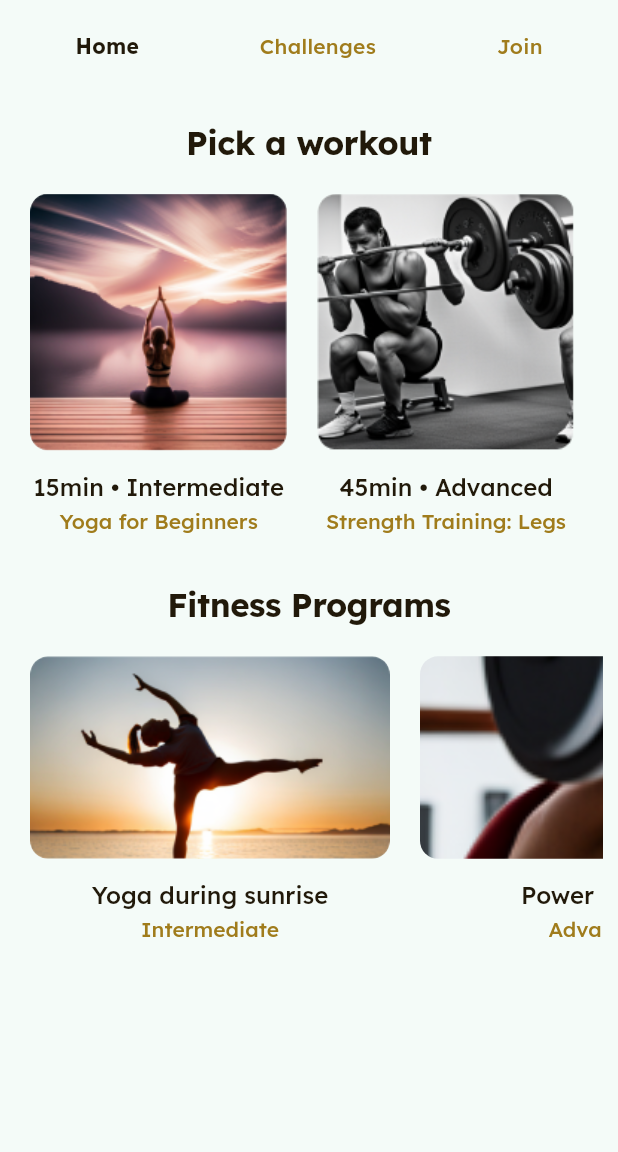
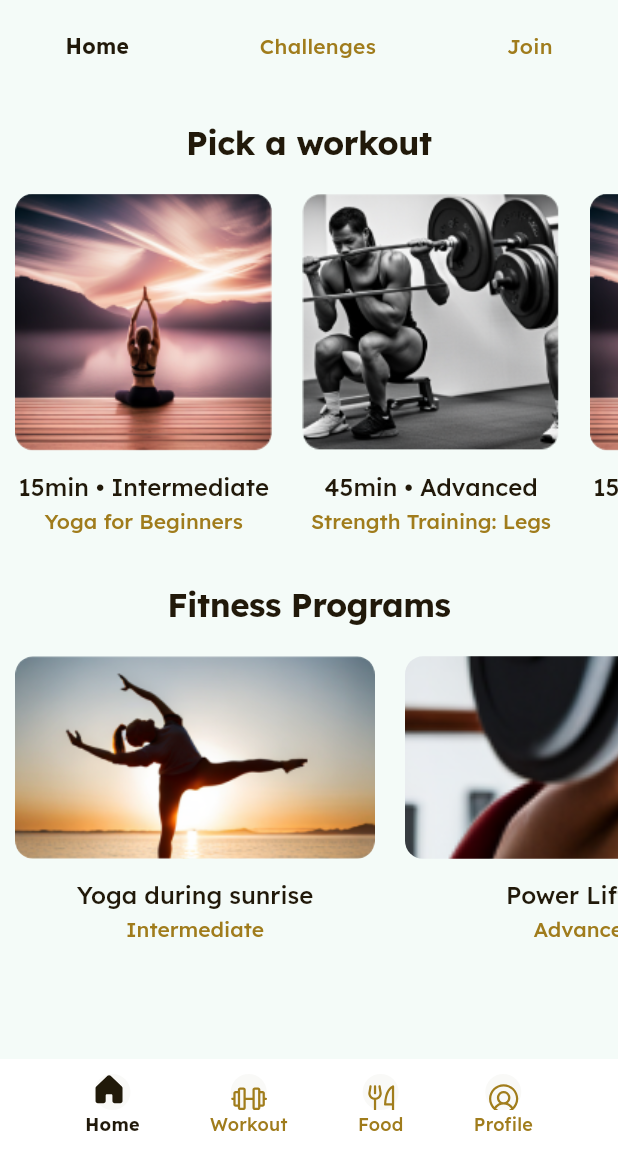
Before and after one commit to BhagatHarsh/Fit-Fuel, a Flutter app: the screen it shows after launch, after a tap on "Home", on a phone screen of 412 x 824 dp, the part 84-1236 px from its top. Run offline on Flutter 3.47's test engine with Material 3 defaults, Android fonts, the phone set to English and light mode, and no system bars; our stand-ins replace flutter_svg.

Commit message:
add Navbar & Footer

```diff
--- a/lib/components/Card.dart
+++ b/lib/components/card.dart
@@ -1,3 +1,4 @@
+import 'package:fitfuel/components/responsive.dart';
 import 'package:flutter/material.dart';
 
 class photoCard extends StatefulWidget {
@@ -66,6 +67,7 @@ class _photoCardState extends State<photoCard> {
                             Text(
                               widget.text, // Use widget.text to get dynamic text
                               textAlign: TextAlign.left,
+                              textScaleFactor: ScaleSize.textScaleFactor(context),
                               style: const TextStyle(
                                 color: Color.fromRGBO(33, 25, 10, 1),
                                 fontFamily: 'LexendMedium',
@@ -88,6 +90,7 @@ class _photoCardState extends State<photoCard> {
                             Text(
                               widget.textunder,
                               textAlign: TextAlign.left,
+                              textScaleFactor: ScaleSize.textScaleFactor(context),
                               style: const TextStyle(
                                 color: Color.fromRGBO(160, 124, 28, 1),
                                 fontFamily: 'LexendMedium',
--- /dev/null
+++ b/lib/components/footer/footer.dart
@@ -0,0 +1,89 @@
+import 'package:fitfuel/components/footer/icons.dart';
+import 'package:flutter/material.dart';
+
+class FooterWidget extends StatefulWidget {
+  const FooterWidget({super.key});
+
+  @override
+  _FooterWidgetState createState() => _FooterWidgetState();
+}
+
+class _FooterWidgetState extends State<FooterWidget> {
+  int selected = 1;
+
+  @override
+  Widget build(BuildContext context) {
+    return Container(
+      color: Colors.white,
+      padding: const EdgeInsets.all(10.0), // Add padding here
+      child: Row(
+        mainAxisAlignment: MainAxisAlignment.spaceEvenly,
+        children: [
+          const SizedBox(
+            width: 20,
+          ),
+          GestureDetector(
+            onTap: () {
+              selected = 1;
+              setState(() {});
+            },
+            child: IconContainer(
+              key: const Key("1"),
+              iconName: 'Home',
+              iconPath: 'assets/images/home.svg',
+              selected: selected == 1,
+            ),
+          ),
+          const SizedBox(
+            width: 20,
+          ),
+          GestureDetector(
+            onTap: () {
+              selected = 2;
+              setState(() {});
+            },
+            child: IconContainer(
+              key: const Key("2"),
+              iconName: 'Workout',
+              iconPath: 'assets/images/workout.svg',
+              selected: selected == 2,
+            ),
+          ),
+          const SizedBox(
+            width: 20,
+          ),
+          GestureDetector(
+            onTap: () {
+              selected = 3;
+              setState(() {});
+            },
+            child: IconContainer(
+              key: const Key("3"),
+              iconName: 'Food',
+              iconPath: 'assets/images/food.svg',
+              selected: selected == 3,
+            ),
+          ),
+          const SizedBox(
+            width: 20,
+          ),
+          GestureDetector(
+            onTap: () {
+              selected = 4;
+              setState(() {});
+            },
+            child: IconContainer(
+              key: const Key("4"),
+              iconName: 'Profile',
+              iconPath: 'assets/images/profile.svg',
+              selected: selected == 4,
+            ),
+          ),
+          const SizedBox(
+            width: 20,
+          ),
+        ],
+      ),
+    );
+  }
+}
--- /dev/null
+++ b/lib/components/footer/icons.dart
@@ -0,0 +1,126 @@
+import 'package:fitfuel/components/responsive.dart';
+import 'package:flutter/material.dart';
+import 'package:flutter_svg/svg.dart';
+
+class IconContainer extends StatefulWidget {
+  final String iconPath;
+  final String iconName;
+  final bool selected;
+  const IconContainer(
+      {required Key key,
+      required this.iconPath,
+      required this.iconName,
+      required this.selected})
+      : super(key: key);
+
+  @override
+  State<IconContainer> createState() => _IconContainerState();
+}
+
+class _IconContainerState extends State<IconContainer> {
+  Color selectedColor = const Color.fromRGBO(33, 25, 10, 1);
+  Color unSelectedColor = const Color.fromRGBO(160, 124, 28, 1);
+
+  @override
+  Widget build(BuildContext context) {
+    return Container(
+      decoration: const BoxDecoration(),
+      padding: const EdgeInsets.symmetric(horizontal: 0, vertical: 0),
+      child: Column(
+        mainAxisSize: MainAxisSize.min,
+        crossAxisAlignment: CrossAxisAlignment.center,
+        mainAxisAlignment: MainAxisAlignment.center,
+        children: <Widget>[
+          Container(
+            decoration: const BoxDecoration(
+              borderRadius: BorderRadius.only(
+                topLeft: Radius.circular(16),
+                topRight: Radius.circular(16),
+                bottomLeft: Radius.circular(16),
+                bottomRight: Radius.circular(16),
+              ),
+              color: Color.fromRGBO(249, 249, 247, 1),
+            ),
+            padding: const EdgeInsets.symmetric(horizontal: 0, vertical: 0),
+            child: Center(
+              child: Row(
+                mainAxisSize: MainAxisSize.min,
+                children: <Widget>[
+                  Container(
+                    padding:
+                        const EdgeInsets.symmetric(horizontal: 0, vertical: 0),
+                    child: Column(
+                      mainAxisSize: MainAxisSize.min,
+                      children: <Widget>[
+                        SizedBox(
+                            width: 24,
+                            height: 24,
+                            child: Stack(children: <Widget>[
+                              Positioned(
+                                top: 0,
+                                left: 0,
+                                child: SvgPicture.asset(
+                                  widget.iconPath,
+                                  semanticsLabel: widget.iconName,
+                                ),
+                              ),
+                              Positioned(
+                                  top: 0,
+                                  left: 0,
+                                  child: Container(
+                                    decoration: const BoxDecoration(),
+                                    padding: const EdgeInsets.symmetric(
+                                        horizontal: 0, vertical: 0),
+                                    child: const Column(
+                                      mainAxisSize: MainAxisSize.min,
+                                      children: <Widget>[],
+                                    ),
+                                  )),
+                            ])),
+                      ],
+                    ),
+                  ),
+                ],
+              ),
+            ),
+          ),
+          Center(
+            child: Container(
+              decoration: const BoxDecoration(),
+              padding: const EdgeInsets.symmetric(horizontal: 0, vertical: 0),
+              child: Column(
+                mainAxisSize: MainAxisSize.min,
+                children: <Widget>[
+                  Container(
+                    decoration: const BoxDecoration(),
+                    padding:
+                        const EdgeInsets.symmetric(horizontal: 0, vertical: 0),
+                    child: Column(
+                      mainAxisSize: MainAxisSize.min,
+                      children: <Widget>[
+                        Text(
+                          widget.iconName,
+                          textAlign: TextAlign.center,
+                          textScaleFactor: ScaleSize.textScaleFactor(context),
+                          style: TextStyle(
+                            color: widget.selected?selectedColor:unSelectedColor,
+                            fontFamily:
+                                widget.selected ? 'LexendBold' : 'LexendMedium',
+                            fontSize: 12,
+                            letterSpacing: 0.18000000715255737,
+                            fontWeight: FontWeight.normal,
+                            height: 1.5,
+                          ),
+                        ),
+                      ],
+                    ),
+                  ),
+                ],
+              ),
+            ),
+          ),
+        ],
+      ),
+    );
+  }
+}
--- a/lib/components/landScapeCard.dart
+++ b/lib/components/landScapeCard.dart
@@ -1,3 +1,4 @@
+import 'package:fitfuel/components/responsive.dart';
 import 'package:flutter/material.dart';
 
 class landScapeCard extends StatefulWidget {
@@ -72,6 +73,7 @@ class _landScapeCardState extends State<landScapeCard> {
                             Text(
                               widget.text,
                               textAlign: TextAlign.left,
+                              textScaleFactor: ScaleSize.textScaleFactor(context),
                               style: const TextStyle(
                                   color: Color.fromRGBO(33, 25, 10, 1),
                                   fontFamily: 'LexendMedium',
@@ -94,6 +96,7 @@ class _landScapeCardState extends State<landScapeCard> {
                             Text(
                               widget.textunder,
                               textAlign: TextAlign.left,
+                              textScaleFactor: ScaleSize.textScaleFactor(context),
                               style: const TextStyle(
                                   color: Color.fromRGBO(160, 124, 28, 1),
                                   fontFamily: 'LexendMedium',
--- a/lib/components/mainTitle.dart
+++ b/lib/components/mainTitle.dart
@@ -1,3 +1,4 @@
+import 'package:fitfuel/components/responsive.dart';
 import 'package:flutter/material.dart';
 
 class TitleWiget extends StatefulWidget {
@@ -36,13 +37,14 @@ class _TitleWigetState extends State<TitleWiget> {
                       Text(
                         widget.titleText,
                         textAlign: TextAlign.left,
+                        textScaleFactor: ScaleSize.textScaleFactor(context),
                         style: const TextStyle(
                             color: Color.fromRGBO(33, 25, 10, 1),
                             fontFamily: 'LexendBold',
                             fontSize: 22,
                             letterSpacing: -0.33000001311302185,
                             fontWeight: FontWeight.normal,
-                            height: 1.25),
+                            height: 1.25,),
                       ),
                     ],
                   ),
--- a/lib/components/navbar.dart
+++ b/lib/components/navbar.dart
@@ -1,3 +1,4 @@
+import 'package:fitfuel/components/responsive.dart';
 import 'package:flutter/material.dart';
 
 class NavBar extends StatefulWidget {
@@ -19,6 +20,7 @@ class _NavBarState extends State<NavBar> {
         top: 20,
         bottom: 20,
       ),
+      color: const Color.fromARGB(0, 237, 245, 2),
       child: Row(
         mainAxisAlignment: MainAxisAlignment.spaceAround,
         children: [
@@ -31,13 +33,15 @@ class _NavBarState extends State<NavBar> {
             child: Text(
               'Home',
               textAlign: TextAlign.center,
+              textScaleFactor: ScaleSize.textScaleFactor(context),
               style: TextStyle(
-                  color: selectedItem == 1 ? selectedColor: unSelectedColor,
+                color: selectedItem == 1 ? selectedColor : unSelectedColor,
                 fontFamily: selectedItem == 1 ? 'LexendBold' : 'LexendMedium',
                 fontSize: 14,
                 letterSpacing: 0.20999999344348907,
                 fontWeight: FontWeight.normal,
-                  height: 1.5),
+                height: 1.5,
+              ),
             ),
           ),
           GestureDetector(
@@ -49,13 +53,15 @@ class _NavBarState extends State<NavBar> {
             child: Text(
               'Challenges',
               textAlign: TextAlign.center,
+              textScaleFactor: ScaleSize.textScaleFactor(context),
               style: TextStyle(
-                  color: selectedItem == 2 ? selectedColor: unSelectedColor,
+                color: selectedItem == 2 ? selectedColor : unSelectedColor,
                 fontFamily: selectedItem == 2 ? 'LexendBold' : 'LexendMedium',
                 fontSize: 14,
                 letterSpacing: 0.20999999344348907,
                 fontWeight: FontWeight.normal,
-                  height: 1.5),
+                height: 1.5,
+              ),
             ),
           ),
           GestureDetector(
@@ -67,13 +73,15 @@ class _NavBarState extends State<NavBar> {
             child: Text(
               'Join',
               textAlign: TextAlign.center,
+              textScaleFactor: ScaleSize.textScaleFactor(context),
               style: TextStyle(
-                  color: selectedItem == 3 ? selectedColor: unSelectedColor,
+                color: selectedItem == 3 ? selectedColor : unSelectedColor,
                 fontFamily: selectedItem == 3 ? 'LexendBold' : 'LexendMedium',
                 fontSize: 14,
                 letterSpacing: 0.20999999344348907,
                 fontWeight: FontWeight.normal,
-                  height: 1.5),
+                height: 1.5,
+              ),
             ),
           ),
         ],
--- /dev/null
+++ b/lib/components/responsive.dart
@@ -0,0 +1,10 @@
+import 'dart:math';
+import 'package:flutter/material.dart';
+
+class ScaleSize {
+  static double textScaleFactor(BuildContext context, {double maxTextScaleFactor = 2}) {
+    final width = MediaQuery.of(context).size.width;
+    double val = (width / 1400) * maxTextScaleFactor;
+    return max(1, min(val, maxTextScaleFactor));
+  }
+}
--- a/lib/screens/home.dart
+++ b/lib/screens/home.dart
@@ -1,9 +1,10 @@
+import 'package:fitfuel/components/footer/footer.dart';
 import 'package:fitfuel/components/landScapeCard.dart';
 import 'package:fitfuel/components/mainTitle.dart';
 import 'package:fitfuel/components/navbar.dart';
 import 'package:flutter/material.dart';
 import 'package:flutter_svg/svg.dart';
-import '../components/Card.dart';
+import '../components/card.dart';
 
 class MyHomePage extends StatefulWidget {
   const MyHomePage({super.key, required this.title});
@@ -23,19 +24,21 @@ class _MyHomePageState extends State<MyHomePage> {
         title: Text(widget.title),
         actions: [
           IconButton(
-            icon: SvgPicture.asset('assets/images/vector0.svg',
-                semanticsLabel: 'vector0'),
+            icon: SvgPicture.asset('assets/images/bell.svg',
+                semanticsLabel: 'bell'),
             onPressed: () {},
           )
         ],
       ),
-      body: const SingleChildScrollView(
-        scrollDirection: Axis.vertical,
-        padding: EdgeInsets.fromLTRB(10.0, 0.0, 10.0, 0.0),
-        child: Column(
+      body: const Column(
           mainAxisAlignment: MainAxisAlignment.center,
           children: <Widget>[
             NavBar(),
+            Expanded(
+              child: SingleChildScrollView(
+                scrollDirection: Axis.vertical,
+                child: Column(
+                  children: [
                     TitleWiget(
                       key: Key("1"),
                       titleText: 'Pick a workout',
@@ -89,8 +92,7 @@ class _MyHomePageState extends State<MyHomePage> {
                     SingleChildScrollView(
                       scrollDirection: Axis.horizontal,
                       padding: EdgeInsets.fromLTRB(10.0, 0.0, 10.0, 0.0),
-                child:
-              Row(
+                      child: Row(
                         children: [
                           landScapeCard(
                             key: Key("1"),
@@ -110,8 +112,12 @@ class _MyHomePageState extends State<MyHomePage> {
                         ],
                       ),
                     ),
+                  ],
+                ),
+              ),
+            ),
+            FooterWidget(),
           ]),
-      ),
     );
   }
 }
--- a/pubspec.yaml
+++ b/pubspec.yaml
@@ -35,7 +35,7 @@ dependencies:
   # The following adds the Cupertino Icons font to your application.
   # Use with the CupertinoIcons class for iOS style icons.
   cupertino_icons: ^1.0.2
-  flutter_svg: ^2.0.10+1
+  flutter_svg: ^0.23.0+1
 
 dev_dependencies:
   flutter_test:
```
Also changed, not shown: assets/images/bell.svg (renamed from assets/images/vector0.svg), assets/images/food.svg (added), assets/images/home.svg (added), assets/images/profile.svg (added), assets/images/workout.svg (added), pubspec.lock. Lines whose indentation alone changed are shown as unchanged.
